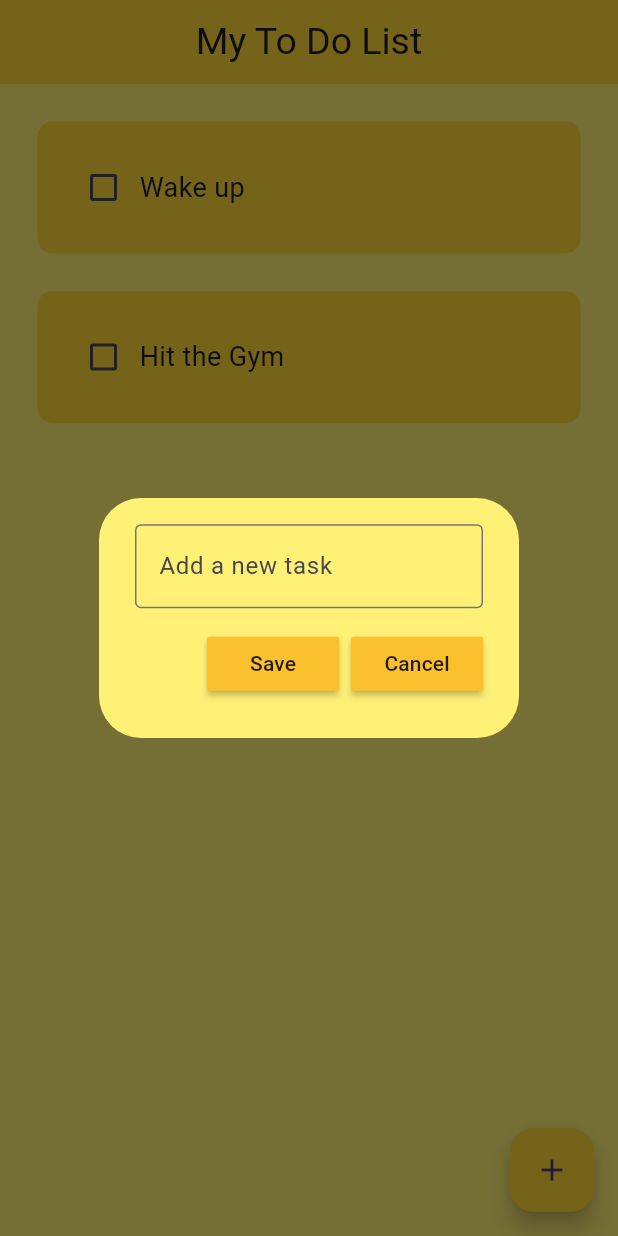
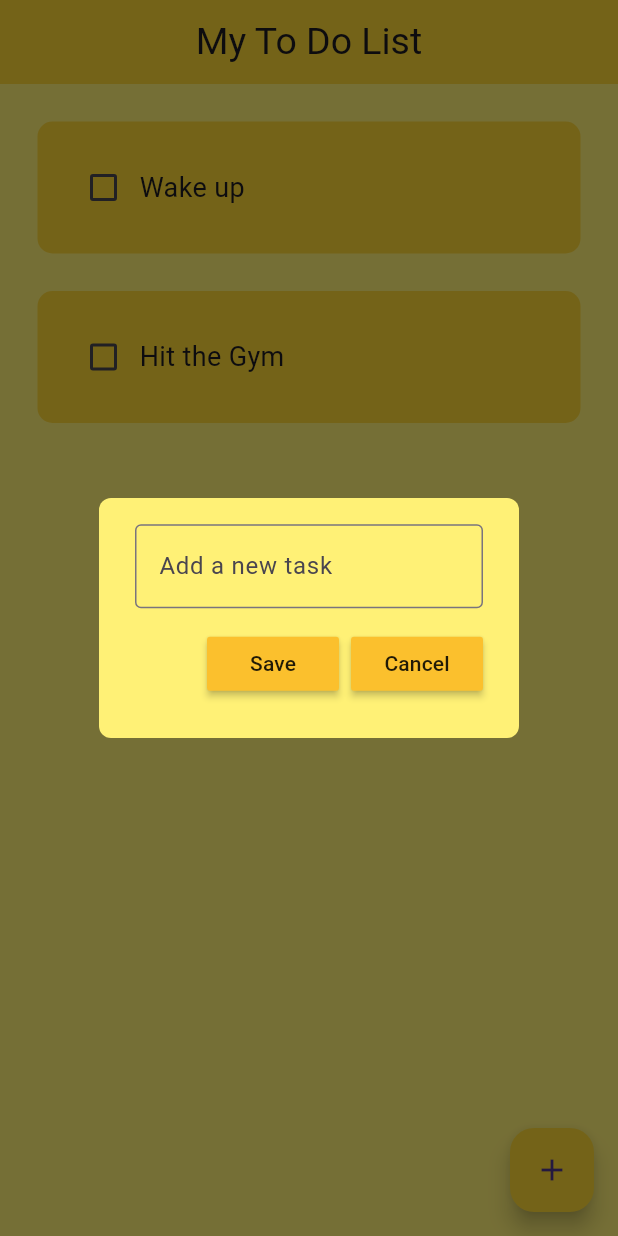
Before and after one commit to pererabsdt/to-do-list-app, a Flutter app: the screen it shows after launch, after a tap on the "add" icon, on a phone screen of 412 x 824 dp. Run offline on Flutter 3.47's test engine with Material 3 defaults, Android fonts, the phone set to English and light mode, and no system bars; drawn by our look-alikes of flutter_slidable.

Commit message:
Add slide delete tasks function

```diff
--- a/lib/util/dialog_box.dart
+++ b/lib/util/dialog_box.dart
@@ -17,7 +17,10 @@ class DialogBox extends StatelessWidget {
   Widget build(BuildContext context) {
     return AlertDialog(
         backgroundColor: Colors.yellow[300],
-        content: Container(
+        shape: RoundedRectangleBorder(
+          borderRadius: BorderRadius.circular(8),
+        ),
+        content: SizedBox(
           height: 120,
           child: Column(
               mainAxisAlignment: MainAxisAlignment.spaceEvenly,
--- a/lib/util/to_do_tile.dart
+++ b/lib/util/to_do_tile.dart
@@ -1,21 +1,36 @@
 import 'package:flutter/material.dart';
+import 'package:flutter_slidable/flutter_slidable.dart';
 
 class ToDoTile extends StatelessWidget {
   final String taskName;
   final bool taskCompleted;
   Function(bool?)? onChanged;
+  Function(BuildContext)? deleteFunction;
 
   ToDoTile({
     super.key,
     required this.taskName,
     required this.taskCompleted,
     required this.onChanged,
+    required this.deleteFunction,
   });
 
   @override
   Widget build(BuildContext context) {
     return Padding(
       padding: const EdgeInsets.only(left: 25, right: 25, top: 25),
+      child: Slidable(
+        endActionPane: ActionPane(
+          motion: StretchMotion(),
+          children: [
+            SlidableAction(
+              onPressed: deleteFunction,
+              icon: Icons.delete,
+              backgroundColor: Colors.yellow[800] ?? Colors.yellow,
+              borderRadius: BorderRadius.circular(10),
+            )
+          ],
+        ),
         child: Container(
           padding: const EdgeInsets.all(20),
           decoration: BoxDecoration(
@@ -41,6 +56,7 @@ class ToDoTile extends StatelessWidget {
             ],
           ),
         ),
+      ),
     );
   }
 }
--- a/pubspec.yaml
+++ b/pubspec.yaml
@@ -34,6 +34,7 @@ dependencies:
   # The following adds the Cupertino Icons font to your application.
   # Use with the CupertinoIcons class for iOS style icons.
   cupertino_icons: ^1.0.8
+  flutter_slidable: ^4.0.0
 
 dev_dependencies:
   flutter_test:
```
Also changed, not shown: lib/pages/home_page.dart (+8 -1 lines), pubspec.lock. Lines whose indentation alone changed are shown as unchanged.
